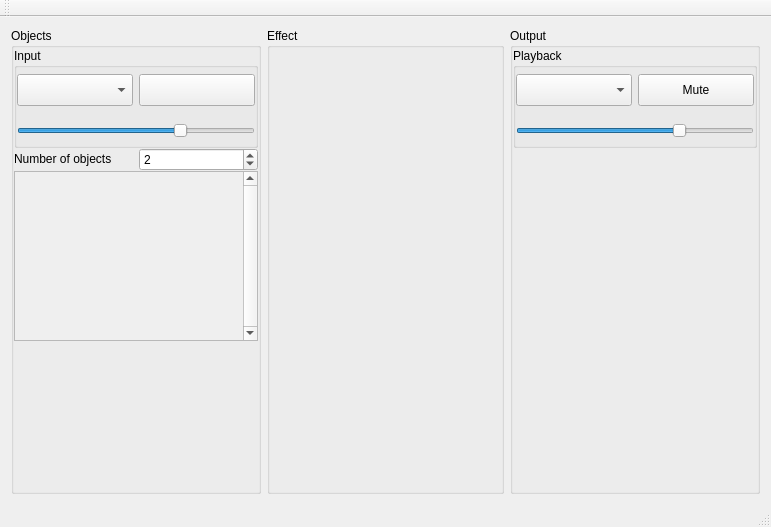
andresgonzalezfornell/TFM, file src/interface/mainwindow.ui: the form before one commit.
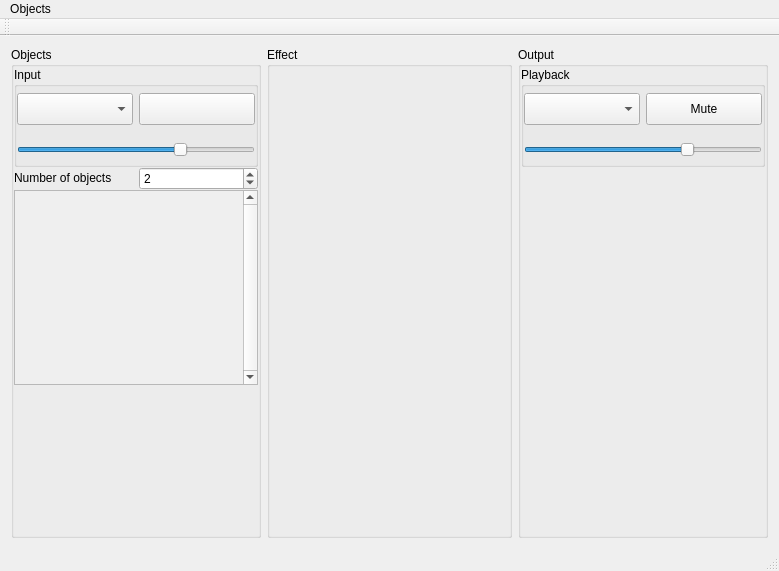
The form after the commit.

```diff
--- a/src/interface/mainwindow.ui
+++ b/src/interface/mainwindow.ui
@@ -10,8 +10,8 @@
    <rect>
     <x>0</x>
     <y>0</y>
-    <width>771</width>
-    <height>527</height>
+    <width>779</width>
+    <height>571</height>
    </rect>
   </property>
   <property name="sizePolicy">
@@ -261,7 +261,7 @@
             <x>0</x>
             <y>0</y>
             <width>226</width>
-            <height>91</height>
+            <height>113</height>
            </rect>
           </property>
           <layout class="QVBoxLayout" name="objects_list_layout">
@@ -479,10 +479,27 @@
     <rect>
      <x>0</x>
      <y>0</y>
-     <width>771</width>
+     <width>779</width>
      <height>22</height>
     </rect>
    </property>
+   <widget class="QMenu" name="objects_menu">
+    <property name="title">
+     <string>Objects</string>
+    </property>
+    <widget class="QMenu" name="objects_fs">
+     <property name="title">
+      <string>Sampling frequency</string>
+     </property>
+     <addaction name="objects_fs_0"/>
+     <addaction name="objects_fs_1"/>
+     <addaction name="objects_fs_2"/>
+     <addaction name="objects_fs_3"/>
+     <addaction name="objects_fs_4"/>
+    </widget>
+    <addaction name="objects_fs"/>
+   </widget>
+   <addaction name="objects_menu"/>
   </widget>
   <widget class="QToolBar" name="mainToolBar">
    <attribute name="toolBarArea">
```
Left out of the diff: 46 changed lines with no effect on the pictures.
